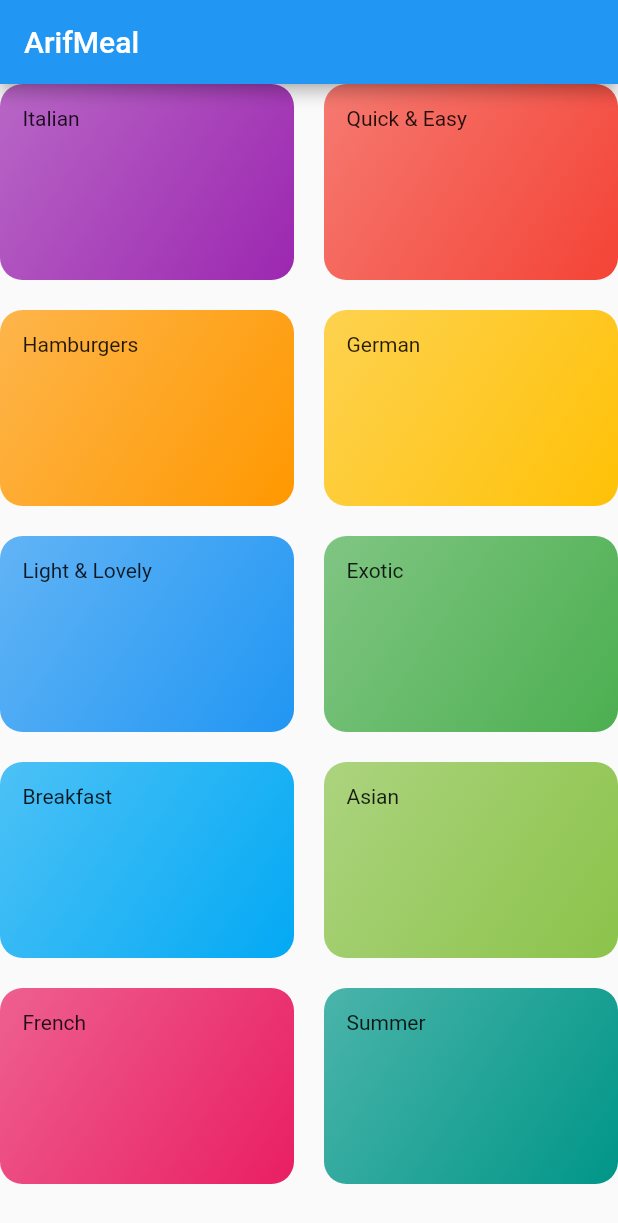
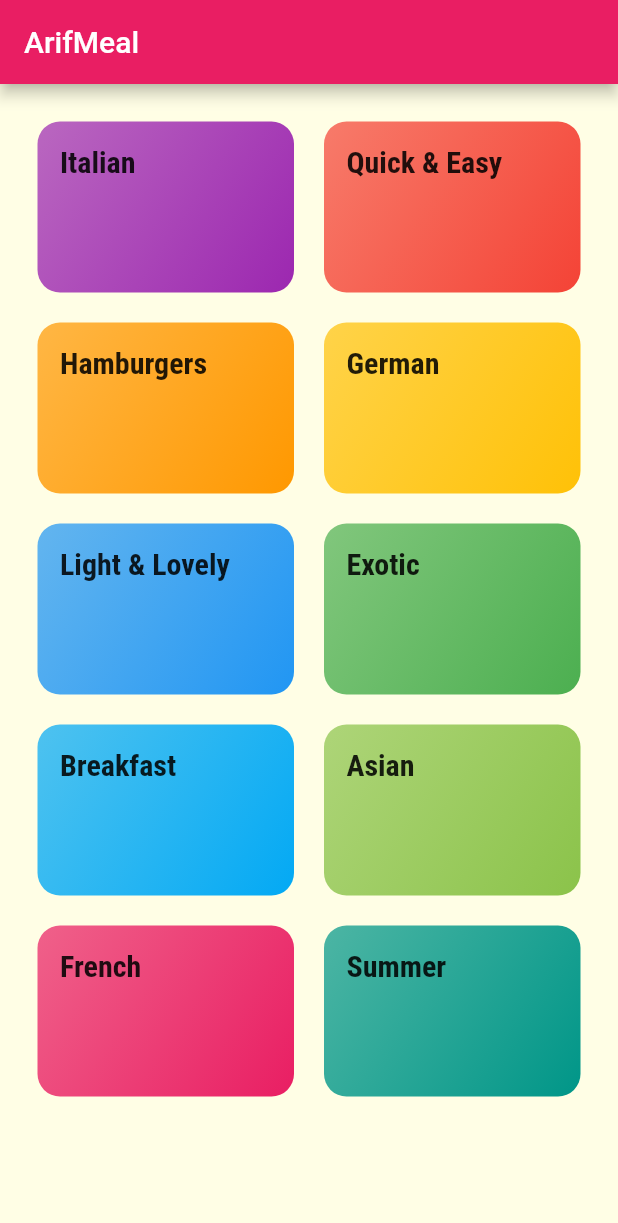
Before and after one commit to isnancahyadi/meals_app, a Flutter app: the screen it shows after launch, on a phone screen of 412 x 824 dp. Shown: the top 1223 px of the screen. Run offline on Flutter 3.47's test engine with Material 2 defaults, Android fonts, the phone set to English and light mode, and no system bars.

Commit message:
add fonts and styling & theming app

```diff
--- a/lib/categories_screen.dart
+++ b/lib/categories_screen.dart
@@ -10,6 +10,7 @@ class CategoriesScreen extends StatelessWidget {
         title: const Text('ArifMeal'),
       ),
       body: GridView(
+        padding: const EdgeInsets.all(25),
         children: DUMMY_CATEGORIES
             .map(
               (catData) => CategoryItem(
--- a/lib/category_item.dart
+++ b/lib/category_item.dart
@@ -10,7 +10,10 @@ class CategoryItem extends StatelessWidget {
   Widget build(BuildContext context) {
     return Container(
       padding: const EdgeInsets.all(15),
-      child: Text(title),
+      child: Text(
+        title,
+        style: Theme.of(context).textTheme.titleMedium,
+      ),
       decoration: BoxDecoration(
         gradient: LinearGradient(
           colors: [color.withOpacity(0.7), color],
--- a/lib/main.dart
+++ b/lib/main.dart
@@ -9,8 +9,18 @@ class MyApp extends StatelessWidget {
     return MaterialApp(
       title: 'ArifMeals',
       theme: ThemeData(
-        primarySwatch: Colors.blue,
-      ),
+          primarySwatch: Colors.pink,
+          accentColor: Colors.amber,
+          canvasColor: Color.fromRGBO(255, 254, 229, 1),
+          fontFamily: 'Raleway',
+          textTheme: ThemeData.light().textTheme.copyWith(
+                bodyLarge: TextStyle(color: Color.fromRGBO(20, 51, 51, 1)),
+                bodyMedium: TextStyle(color: Color.fromRGBO(20, 51, 51, 1)),
+                titleMedium: TextStyle(
+                    fontSize: 20,
+                    fontFamily: 'RobotoCondensed',
+                    fontWeight: FontWeight.bold),
+              )),
       home: CategoriesScreen(),
     );
   }
```
Also changed, not shown: pubspec.yaml (+17 -11 lines), assets/fonts/Raleway-Black.ttf (added), assets/fonts/Raleway-Bold.ttf (added), assets/fonts/Raleway-Regular.ttf (added), assets/fonts/RobotoCondensed-Bold.ttf (added), assets/fonts/RobotoCondensed-Italic.ttf (added), assets/fonts/RobotoCondensed-Light.ttf (added), assets/fonts/RobotoCondensed-Regular.ttf (added).
